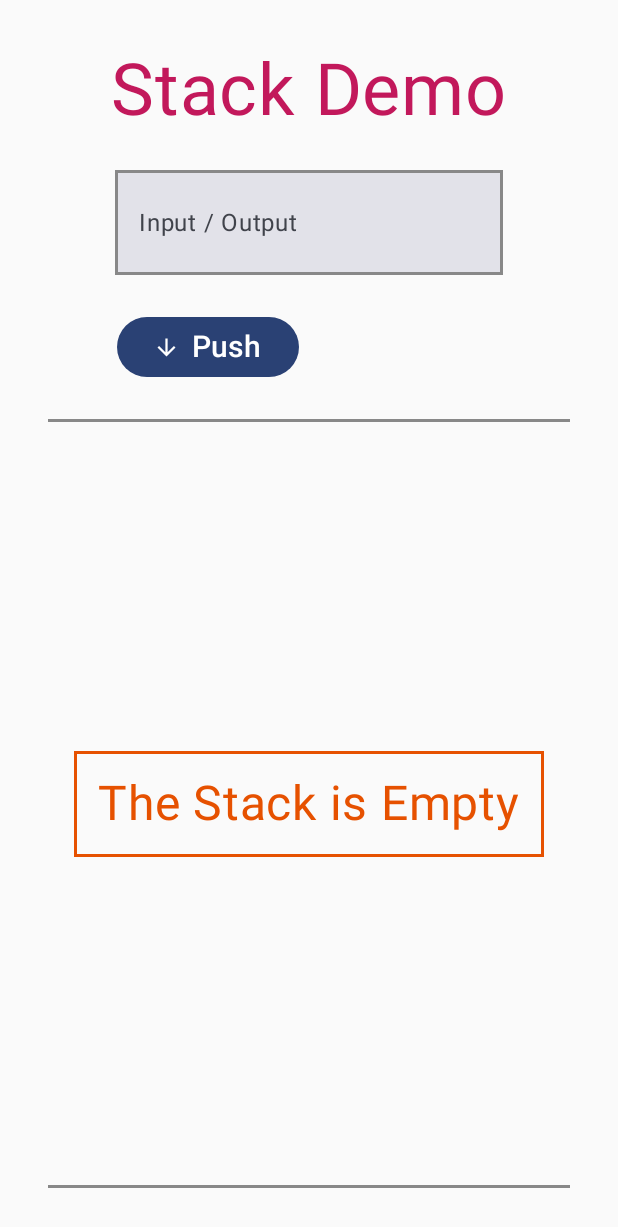
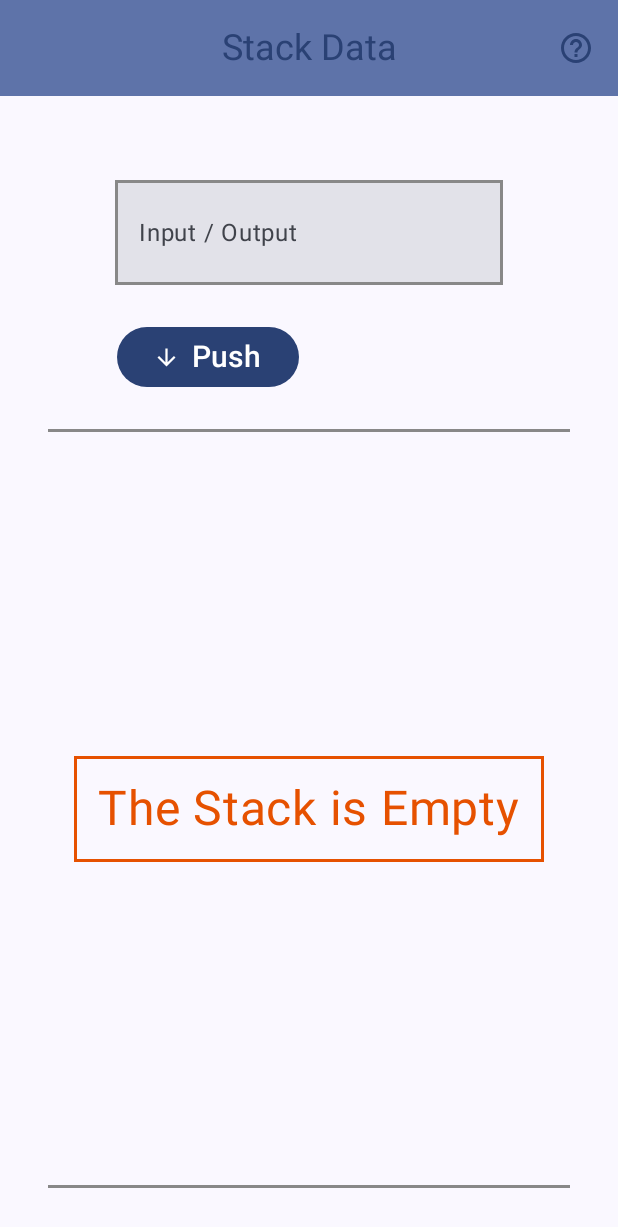
Before and after one commit to tetervak/StackData-Android, an Android app built with Jetpack Compose: the screen it shows after launch (MainActivity), on a phone screen of 412 x 824 dp. Shown: the top 1227 px of the screen. Run offline under Robolectric (Android 15) with nearby library versions, the phone set to English and light mode, and no system bars.

Commit message:
added Scaffold

```diff
--- a/app/src/main/java/ca/tetervak/stackdata/ui/AppRootScreen.kt
+++ b/app/src/main/java/ca/tetervak/stackdata/ui/AppRootScreen.kt
@@ -1,9 +1,23 @@
 package ca.tetervak.stackdata.ui
 
 import androidx.compose.runtime.Composable
+import androidx.compose.runtime.getValue
+import androidx.compose.runtime.mutableStateOf
+import androidx.compose.runtime.saveable.rememberSaveable
+import androidx.compose.runtime.setValue
+import ca.tetervak.stackdata.ui.common.StackDataAbout
 import ca.tetervak.stackdata.ui.stack.StackScreen
 
 @Composable
 fun AppRootScreen(){
-    StackScreen()
+
+    var showAboutDialog: Boolean by rememberSaveable {
+        mutableStateOf(false)
+    }
+
+    StackScreen(onHelpButtonClick = { showAboutDialog = true },)
+
+    if (showAboutDialog) {
+        StackDataAbout(onDismissRequest = { showAboutDialog = false })
+    }
 }
--- /dev/null
+++ b/app/src/main/java/ca/tetervak/stackdata/ui/common/StackDataTopBar.kt
@@ -0,0 +1,48 @@
+package ca.tetervak.stackdata.ui.common
+
+import androidx.compose.material3.CenterAlignedTopAppBar
+import androidx.compose.material3.ExperimentalMaterial3Api
+import androidx.compose.material3.Icon
+import androidx.compose.material3.IconButton
+import androidx.compose.material3.IconButtonDefaults
+import androidx.compose.material3.MaterialTheme
+import androidx.compose.material3.Text
+import androidx.compose.material3.TopAppBarDefaults
+import androidx.compose.material3.TopAppBarScrollBehavior
+import androidx.compose.runtime.Composable
+import androidx.compose.ui.res.painterResource
+import androidx.compose.ui.res.stringResource
+import androidx.compose.ui.unit.sp
+import ca.tetervak.stackdata.R
+
+@OptIn(ExperimentalMaterial3Api::class)
+@Composable
+fun StackDataTopBar(
+    scrollBehavior: TopAppBarScrollBehavior,
+    onHelpButtonClick: () -> Unit
+) = CenterAlignedTopAppBar(
+    title = {
+        Text(
+            text = stringResource(id = R.string.app_name),
+            fontSize = 24.sp
+        )
+    },
+    actions = {
+        IconButton(
+            onClick = onHelpButtonClick,
+            colors = IconButtonDefaults.iconButtonColors(
+                contentColor = MaterialTheme.colorScheme.primary
+            )
+        ) {
+            Icon(
+                painter = painterResource(id = R.drawable.baseline_help_outline_24),
+                contentDescription = stringResource(R.string.about)
+            )
+        }
+    },
+    colors = TopAppBarDefaults.centerAlignedTopAppBarColors(
+        containerColor = MaterialTheme.colorScheme.primaryContainer,
+        titleContentColor = MaterialTheme.colorScheme.primary,
+    ),
+    scrollBehavior = scrollBehavior,
+)
--- a/app/src/main/java/ca/tetervak/stackdata/ui/stack/StackScreen.kt
+++ b/app/src/main/java/ca/tetervak/stackdata/ui/stack/StackScreen.kt
@@ -22,12 +22,15 @@ import androidx.compose.material.icons.filled.ArrowDownward
 import androidx.compose.material.icons.filled.ArrowUpward
 import androidx.compose.material3.Button
 import androidx.compose.material3.ButtonDefaults
-import androidx.compose.material3.Divider
+import androidx.compose.material3.ExperimentalMaterial3Api
+import androidx.compose.material3.HorizontalDivider
 import androidx.compose.material3.Icon
 import androidx.compose.material3.MaterialTheme
+import androidx.compose.material3.Scaffold
 import androidx.compose.material3.Surface
 import androidx.compose.material3.Text
 import androidx.compose.material3.TextField
+import androidx.compose.material3.TopAppBarDefaults
 import androidx.compose.runtime.Composable
 import androidx.compose.runtime.State
 import androidx.compose.runtime.collectAsState
@@ -39,6 +42,7 @@ import androidx.compose.ui.Alignment
 import androidx.compose.ui.Modifier
 import androidx.compose.ui.graphics.Color
 import androidx.compose.ui.graphics.vector.ImageVector
+import androidx.compose.ui.input.nestedscroll.nestedScroll
 import androidx.compose.ui.platform.LocalFocusManager
 import androidx.compose.ui.res.colorResource
 import androidx.compose.ui.res.stringResource
@@ -50,21 +54,39 @@ import androidx.compose.ui.unit.sp
 import androidx.lifecycle.viewmodel.compose.viewModel
 import ca.tetervak.stackdata.R
 import ca.tetervak.stackdata.domain.StackItem
+import ca.tetervak.stackdata.ui.common.StackDataTopBar
 import ca.tetervak.stackdata.ui.theme.StackDataTheme
 
+@OptIn(ExperimentalMaterial3Api::class)
 @Composable
 fun StackScreen(
+    modifier: Modifier = Modifier,
     viewModel: StackViewModel = viewModel(),
-    modifier: Modifier = Modifier
+    onHelpButtonClick: () -> Unit = {}
 ){
     val state: State<StackUiState> = viewModel.stackUiState.collectAsState()
     val itemList: List<StackItem> = state.value.items
 
-    StackScreenBody(onPush = { viewModel.push(it) },
-        onPop = { viewModel.pop() },
-        itemList = itemList,
-        modifier = modifier
-    )
+    val scrollBehavior = TopAppBarDefaults.enterAlwaysScrollBehavior()
+    Scaffold(
+        topBar = {
+            StackDataTopBar(
+                onHelpButtonClick = onHelpButtonClick,
+                scrollBehavior = scrollBehavior
+            )
+        },
+        modifier = Modifier
+            .fillMaxSize()
+            .nestedScroll(scrollBehavior.nestedScrollConnection)
+    ){ innerPadding ->
+        StackScreenBody(onPush = { viewModel.push(it) },
+            onPop = { viewModel.pop() },
+            itemList = itemList,
+            modifier = modifier
+                .fillMaxSize()
+                .padding(innerPadding)
+        )
+    }
 }
 
 
@@ -85,11 +107,6 @@ fun StackScreenBody(
             .fillMaxSize()
             .padding(all = 32.dp)
     ) {
-        Text(
-            text = stringResource(R.string.stack_demo_title),
-            fontSize = 48.sp,
-            color = colorResource(id = R.color.pink_700)
-        )
         StackValueInputOutput(
             value = input,
             onChange = { input = it },
@@ -113,8 +130,9 @@ fun StackScreenBody(
                 .width(width = 256.dp)
                 .padding(top = 24.dp)
         )
-        Divider(
-            color = Color.Gray, thickness = 2.dp, modifier = Modifier.padding(top = 24.dp)
+        HorizontalDivider(
+            modifier = Modifier.padding(top = 24.dp),
+            thickness = 2.dp, color = Color.Gray
         )
         if (itemList.isNotEmpty()) {
             StackContent(
@@ -141,8 +159,9 @@ fun StackScreenBody(
                 )
             }
         }
-        Divider(
-            color = Color.Gray, thickness = 2.dp
+        HorizontalDivider(
+            thickness = 2.dp,
+            color = Color.Gray
         )
     }
 }
--- /dev/null
+++ b/app/src/main/res/drawable/baseline_help_outline_24.xml
@@ -0,0 +1,5 @@
+<vector xmlns:android="http://schemas.android.com/apk/res/android" android:autoMirrored="true" android:height="24dp" android:tint="#000000" android:viewportHeight="24" android:viewportWidth="24" android:width="24dp">
+
+    <path android:fillColor="@android:color/white" android:pathData="M11,18h2v-2h-2v2zM12,2C6.48,2 2,6.48 2,12s4.48,10 10,10 10,-4.48 10,-10S17.52,2 12,2zM12,20c-4.41,0 -8,-3.59 -8,-8s3.59,-8 8,-8 8,3.59 8,8 -3.59,8 -8,8zM12,6c-2.21,0 -4,1.79 -4,4h2c0,-1.1 0.9,-2 2,-2s2,0.9 2,2c0,2 -3,1.75 -3,5h2c0,-2.25 3,-2.5 3,-5 0,-2.21 -1.79,-4 -4,-4z"/>
+
+</vector>
--- a/app/src/main/res/values/strings.xml
+++ b/app/src/main/res/values/strings.xml
@@ -1,9 +1,12 @@
 <resources>
     <string name="app_name">Stack Data</string>
-
     <string name="stack_demo_title">Stack Demo</string>
     <string name="push_button_label">Push</string>
     <string name="pop_button_label">Pop</string>
     <string name="input_output_label">Input / Output</string>
     <string name="stack_empty_message">The Stack is Empty</string>
+    <string name="about">About</string>
+    <string name="about_stack_data">About Stack Data</string>
+    <string name="programming_example">This is a programming example from an Android application development course.</string>
+    <string name="ok">OK</string>
 </resources>
```
Also changed, not shown: app/src/main/java/ca/tetervak/stackdata/ui/common/StackDataAbout.kt (added, +29 -0 lines).
